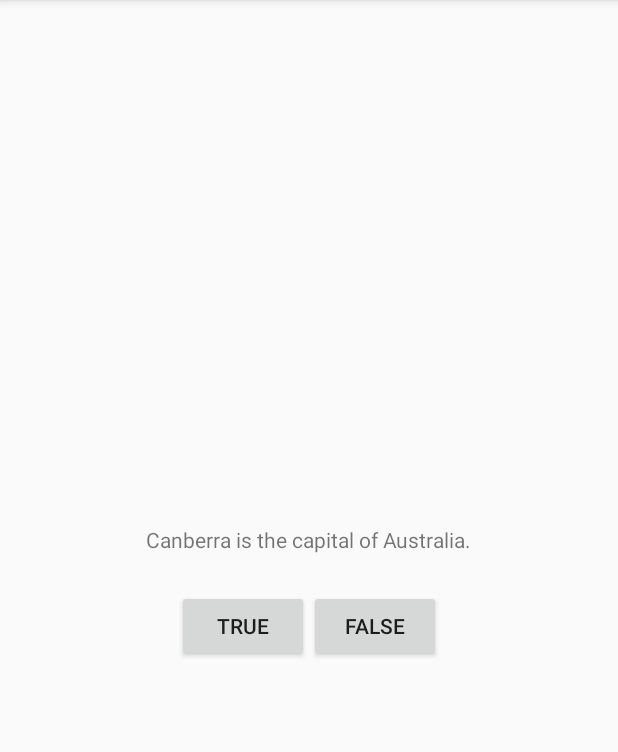
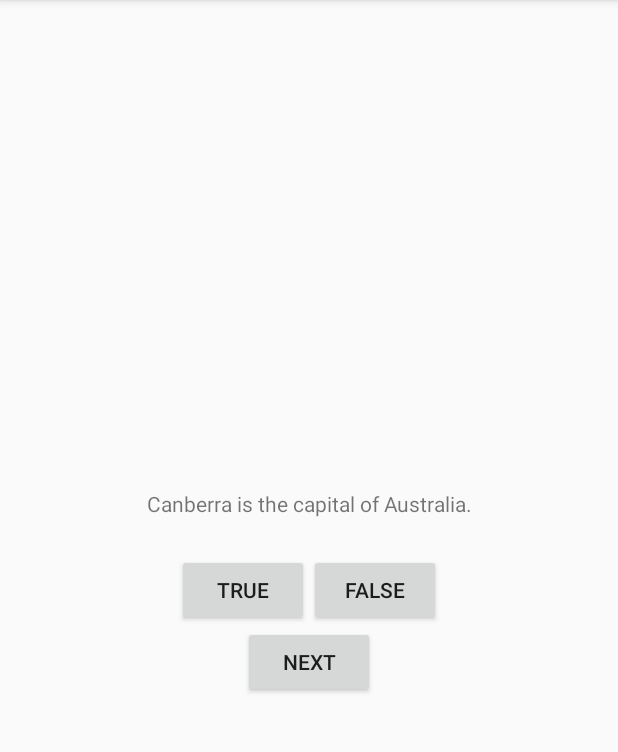
Before and after one commit to sultanularefin/GeoQuiz, an Android app: the screen it shows after launch (MainActivity), on a phone screen of 412 x 824 dp, the part 84-836 px from its top. Run offline under Robolectric (Android 15) with nearby library versions, the phone set to English and light mode, and no system bars.

Commit message:
mvc ized the code

```diff
--- a/app/src/main/java/com/arefinsultan/android/geoquiz/MainActivity.kt
+++ b/app/src/main/java/com/arefinsultan/android/geoquiz/MainActivity.kt
@@ -6,6 +6,7 @@ import android.util.Log;
 import android.view.Gravity
 import android.view.View
 import android.widget.Button
+import android.widget.TextView
 import android.widget.Toast
 
 
@@ -15,7 +16,18 @@ class MainActivity : AppCompatActivity() {
     private lateinit var trueButton: Button
     private lateinit var falseButton: Button
 
+    private val questionBank = listOf(
+        Question(R.string.question_australia, true),
+        Question(R.string.question_oceans, true),
+        Question(R.string.question_mideast, false),
+        Question(R.string.question_africa, false),
+        Question(R.string.question_americas, true),
+        Question(R.string.question_asia, true))
 
+    private lateinit var nextButton: Button
+    private lateinit var questionTextView: TextView
+
+    private var currentIndex = 0
     override fun onCreate(savedInstanceState: Bundle?) {
         super.onCreate(savedInstanceState)
 
@@ -30,6 +42,13 @@ class MainActivity : AppCompatActivity() {
         setContentView(R.layout.activity_main)
         trueButton = findViewById(R.id.true_button)
         falseButton = findViewById(R.id.false_button)
+
+
+
+        nextButton = findViewById(R.id.next_button)
+        questionTextView = findViewById(R.id.question_text_view)
+
+
 
         trueButton.setOnClickListener{view: View ->
             Toast.makeText(
@@ -57,7 +76,26 @@ class MainActivity : AppCompatActivity() {
 //                Toast.LENGTH_SHORT).setGravity(10,10,10)
 
         }
+
+        nextButton.setOnClickListener {
+            currentIndex = (currentIndex + 1) % questionBank.size
+
+            updateQuestion()
+//            val questionTextResId = questionBank[currentIndex].textResId
+//            questionTextView.setText(questionTextResId)
+
+        }
+
+        updateQuestion()
+//        val questionTextResId = questionBank[currentIndex].textResId
+//        questionTextView.setText(questionTextResId)
+    }
+
+    private fun updateQuestion() {
+        val questionTextResId = questionBank[currentIndex].textResId
+        questionTextView.setText(questionTextResId)
     }
 
 
+
 }
--- /dev/null
+++ b/app/src/main/java/com/arefinsultan/android/geoquiz/Question.kt
@@ -0,0 +1,6 @@
+package com.arefinsultan.android.geoquiz
+
+
+data class Question(@StringRes val textResId: Int, val answer: Boolean)
+//class Question {
+//}
--- a/app/src/main/res/layout/activity_main.xml
+++ b/app/src/main/res/layout/activity_main.xml
@@ -13,10 +13,13 @@
 
 <!--    tools:context=".MainActivity">-->
     <TextView
+        android:id="@+id/question_text_view"
         android:layout_width="wrap_content"
         android:layout_height="wrap_content"
+        android:gravity="center"
         android:padding="24dp"
-        android:text="@string/question_text" />
+        android:text="@string/question_australia"/>
+<!--        android:text="@string/question_text" />-->
 
     <LinearLayout
         android:layout_width="wrap_content"
@@ -39,6 +42,8 @@
             android:text="@string/false_button" />
 
     </LinearLayout>
+
+
 <!--    <TextView-->
 <!--        android:layout_width="wrap_content"-->
 <!--        android:layout_height="wrap_content"-->
@@ -48,4 +53,10 @@
 <!--        app:layout_constraintRight_toRightOf="parent"-->
 <!--        app:layout_constraintTop_toTopOf="parent" />-->
 
+
+    <Button
+        android:id="@+id/next_button"
+        android:layout_width="wrap_content"
+        android:layout_height="wrap_content"
+        android:text="@string/next_button" />
 </LinearLayout>
--- a/app/src/main/res/values/strings.xml
+++ b/app/src/main/res/values/strings.xml
@@ -1,10 +1,26 @@
 <resources>
     <string name="app_name">GeoQuiz</string>
 
+    <string name="question_australia">
+        Canberra is the capital of Australia.
+    </string>
 
-        <string name="question_text">Canberra is the capital of Australia.</string>
-        <string name="true_button">True</string>
-        <string name="false_button">False</string>
+    <string name="question_oceans">The Pacific Ocean is larger than
+  the Atlantic Ocean.</string>
+    <string name="question_mideast">The Suez Canal connects the Red Sea
+  and the Indian Ocean.</string>
+    <string name="question_africa">The source of the Nile River is in Egypt.</string>
+    <string name="question_americas">The Amazon River is the longest river
+  in the Americas.</string>
+    <string name="question_asia">Lake Baikal is the world\'s oldest and deepest
+  freshwater lake.</string>
+
+
+    <!--        <string name="question_text">Canberra is the capital of Australia.</string>-->
+    <string name="true_button">True</string>
+    <string name="false_button">False</string>
+    <string name="next_button">Next</string>
+
     <string name="correct_toast">Correct!</string>
     <string name="incorrect_toast">Incorrect!</string>
 
```
